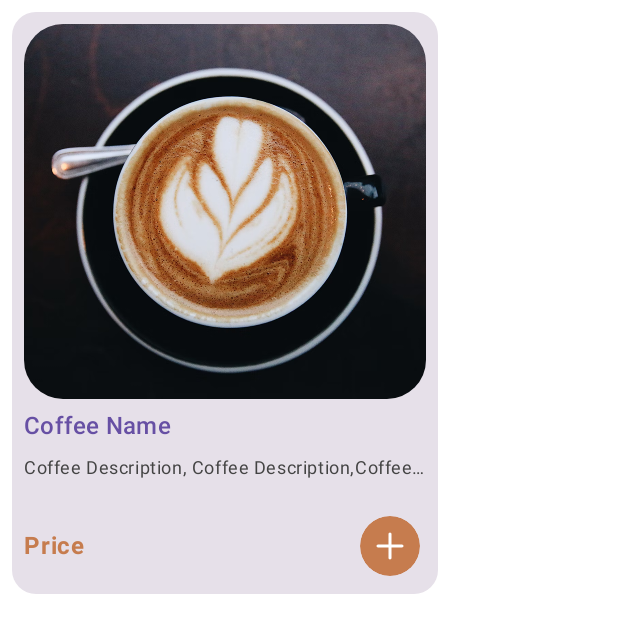
After one commit to Aakashraz/MyCoffeeApp, an Android app built with Jetpack Compose: the @Preview function ProductCard, on a phone screen of 412 x 824 dp. The commit adds this screen. Shown: the top 633 px of the screen. Run offline under Robolectric (Android 15) with nearby library versions, the phone set to English and light mode, and no system bars.

Commit message:
ProductCard composable added

```diff
--- /dev/null
+++ b/app/src/main/java/com/example/mycoffeeapp/model/Product.kt
@@ -0,0 +1,9 @@
+package com.example.mycoffeeapp.model
+
+data class Product(
+    val id: Int,
+    val name: String,
+    val description: String,
+    val price: Double,
+    val imageResId: Int
+)
--- a/app/src/main/java/com/example/mycoffeeapp/screens/homescreen/HomeScreen.kt
+++ b/app/src/main/java/com/example/mycoffeeapp/screens/homescreen/HomeScreen.kt
@@ -25,6 +25,7 @@ import androidx.compose.ui.tooling.preview.Preview
 import androidx.compose.ui.unit.dp
 import androidx.compose.ui.unit.sp
 import com.example.mycoffeeapp.R
+import com.example.mycoffeeapp.model.Product
 import com.example.mycoffeeapp.screens.ui_components.MyBottomNavBar
 
 
@@ -98,6 +99,19 @@ fun HomeScreen() {
 
             Categories()
 
+            // Displaying Products
+            val products = listOf(
+                Product(1, "Expresso", "Strong & Rich", 2.99, R.drawable.coffee_2),
+                Product(2, "Latte", "Smooth & Creamy", 4.50, R.drawable.coffee_3),
+                Product(3, "Cappuccino", "With Chocolate", 4.20, R.drawable.coffee_1),
+                Product(4, "Mocha", "With cocoa flavor", 4.70, R.drawable.coffee_4),
+                Product(5, "Macchiato", "Bold & Milky", 4.60, R.drawable.coffee_5),
+                Product(6, "FLat White", "Velvety smooth", 4.40, R.drawable.coffee_6),
+                Product(7, "Iced Mocha", "Refreshing & Rich", 4.70, R.drawable.coffee_4),
+
+
+            )
+
         }
     }
 }
--- /dev/null
+++ b/app/src/main/java/com/example/mycoffeeapp/screens/homescreen/ProductCard.kt
@@ -0,0 +1,117 @@
+package com.example.mycoffeeapp.screens.homescreen
+
+import androidx.compose.foundation.Image
+import androidx.compose.foundation.layout.Arrangement
+import androidx.compose.foundation.layout.Box
+import androidx.compose.foundation.layout.Column
+import androidx.compose.foundation.layout.Row
+import androidx.compose.foundation.layout.Spacer
+import androidx.compose.foundation.layout.fillMaxSize
+import androidx.compose.foundation.layout.fillMaxWidth
+import androidx.compose.foundation.layout.height
+import androidx.compose.foundation.layout.padding
+import androidx.compose.foundation.layout.width
+import androidx.compose.foundation.shape.RoundedCornerShape
+import androidx.compose.material3.Card
+import androidx.compose.material3.Icon
+import androidx.compose.material3.IconButton
+import androidx.compose.material3.IconButtonDefaults
+import androidx.compose.material3.MaterialTheme
+import androidx.compose.material3.Text
+import androidx.compose.runtime.Composable
+import androidx.compose.ui.Alignment
+import androidx.compose.ui.Modifier
+import androidx.compose.ui.draw.clip
+import androidx.compose.ui.graphics.Color
+import androidx.compose.ui.layout.ContentScale
+import androidx.compose.ui.res.painterResource
+import androidx.compose.ui.text.font.FontWeight
+import androidx.compose.ui.text.style.TextOverflow
+import androidx.compose.ui.tooling.preview.Preview
+import androidx.compose.ui.unit.dp
+import com.example.mycoffeeapp.R
+import com.example.mycoffeeapp.ui.theme.LightBrown
+
+
+@Preview(showBackground = true, showSystemUi = true,
+    device = "spec:width=411dp,height=891dp"
+)
+@Composable
+fun ProductCard() {
+
+    Card(
+        modifier = Modifier
+            .width(300.dp)
+            .padding(8.dp),
+        shape = RoundedCornerShape(16.dp)
+    ) {
+        Column(
+            modifier = Modifier.padding(8.dp)
+        ) {
+
+            Box(
+                modifier = Modifier
+                    .fillMaxWidth().height(250.dp)
+            ) {
+                Image(
+                    painter = painterResource(R.drawable.coffee_2),
+                    contentDescription = "Product Image",
+                    contentScale = ContentScale.Crop,
+                    modifier = Modifier
+                        .fillMaxSize()
+                        .clip(shape = RoundedCornerShape(26.dp))
+                )
+            }
+            Spacer(modifier = Modifier.height(6.dp))
+
+            Text(
+                text = "Coffee Name",
+                style = MaterialTheme.typography.titleMedium.copy(
+                    color = MaterialTheme.colorScheme.primary,
+                    fontWeight = FontWeight.SemiBold
+                )
+            )
+
+            Spacer(modifier = Modifier.height(8.dp))
+
+            Text(
+                text = "Coffee Description, Coffee Description,Coffee Description, Coffee Description, Coffee Description, Coffee Description",
+                style = MaterialTheme.typography.bodySmall.copy(
+                    color = Color.DarkGray,
+                ),
+                maxLines = 1,
+                overflow = TextOverflow.Ellipsis
+            )
+
+            Spacer(modifier = Modifier.height(20.dp))
+
+            Row(
+                modifier = Modifier.fillMaxWidth(),
+                horizontalArrangement = Arrangement.SpaceBetween,
+                verticalAlignment = Alignment.CenterVertically
+            ) {
+                Text(
+                    text = "Price",
+                    style = MaterialTheme.typography.bodyLarge.copy(
+                        color = LightBrown,
+                        fontWeight = FontWeight.Bold
+                    )
+                )
+
+                IconButton(
+                    onClick = {},
+                    colors = IconButtonDefaults.iconButtonColors(
+                        containerColor = LightBrown,
+                        contentColor = Color.White
+                    ),
+                    modifier = Modifier.clip(RoundedCornerShape(8.dp))
+                ) {
+                    Icon(
+                        painter =  painterResource(R.drawable.ic_add_2_rounded_24dp),
+                        contentDescription = "Add Coffee to Cart",
+                    )
+                }
+            }
+        }
+    }
+}
--- /dev/null
+++ b/app/src/main/res/drawable/ic_add_2_rounded_24dp.xml
@@ -0,0 +1,10 @@
+<vector xmlns:android="http://schemas.android.com/apk/res/android"
+    android:width="24dp"
+    android:height="24dp"
+    android:viewportWidth="960"
+    android:viewportHeight="960"
+    android:tint="?android:colorControlNormal">
+  <path
+      android:fillColor="@android:color/white"
+      android:pathData="M451.5,828.5Q440,817 440,800L440,520L160,520Q143,520 131.5,508.5Q120,497 120,480Q120,463 131.5,451.5Q143,440 160,440L440,440L440,160Q440,143 451.5,131.5Q463,120 480,120Q497,120 508.5,131.5Q520,143 520,160L520,440L800,440Q817,440 828.5,451.5Q840,463 840,480Q840,497 828.5,508.5Q817,520 800,520L520,520L520,800Q520,817 508.5,828.5Q497,840 480,840Q463,840 451.5,828.5Z"/>
+</vector>
```
Also changed, not shown: app/src/main/res/drawable/coffee_1.png (added), app/src/main/res/drawable/coffee_2.png (added), app/src/main/res/drawable/coffee_3.png (added), app/src/main/res/drawable/coffee_4.png (added), app/src/main/res/drawable/coffee_5.png (added), app/src/main/res/drawable/coffee_6.png (added).
